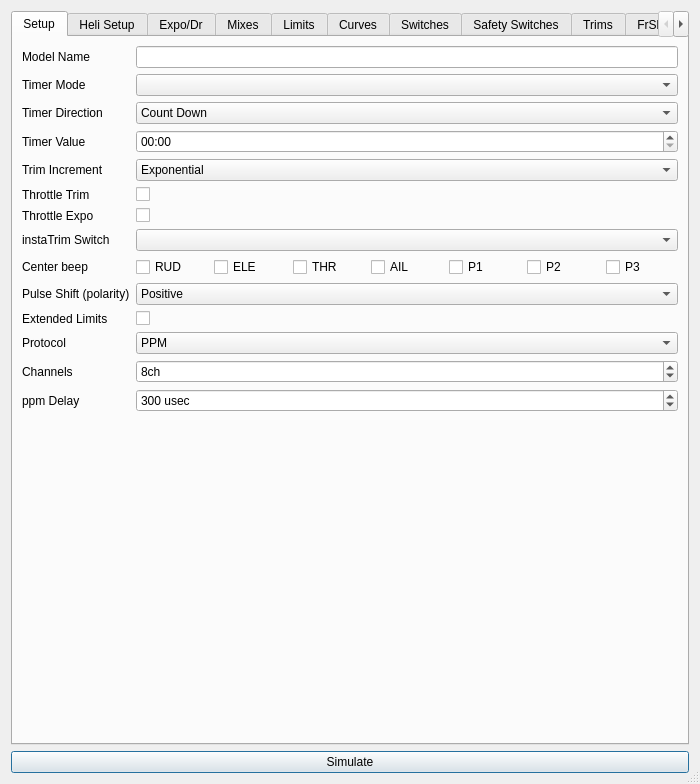
First picture: the form in src/modeledit.ui, repository negativerad/eepe, before the edit.
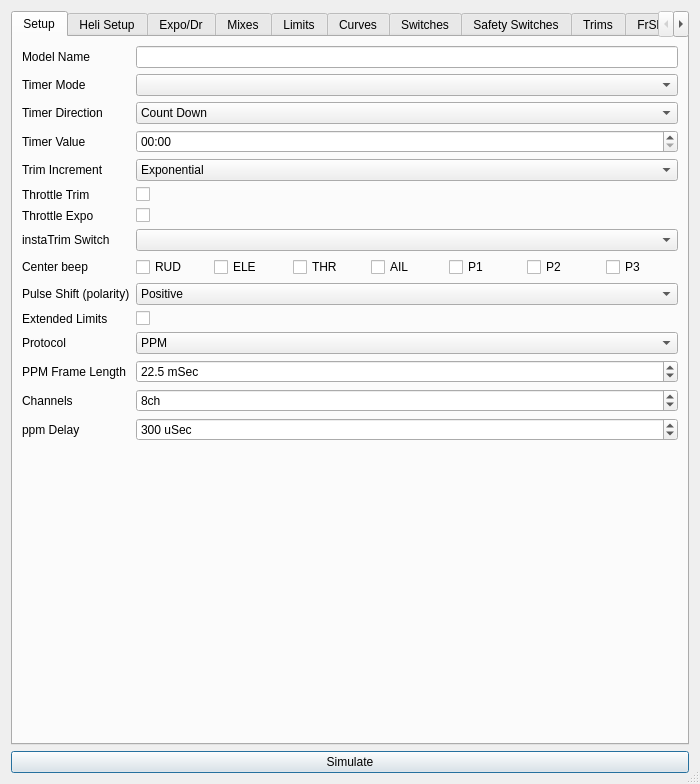
Second picture: the form after the edit. The open tabs and pages were chosen to show the change. Icons and pictures are not drawn.

What changed in the file:
```diff
--- a/src/modeledit.ui
+++ b/src/modeledit.ui
@@ -315,14 +315,14 @@
          </item>
         </widget>
        </item>
-       <item row="12" column="0">
+       <item row="13" column="0">
         <widget class="QLabel" name="label_6">
          <property name="text">
           <string>Channels</string>
          </property>
         </widget>
        </item>
-       <item row="12" column="1">
+       <item row="13" column="1">
         <widget class="QSpinBox" name="numChannelsSB">
          <property name="suffix">
           <string>ch</string>
@@ -341,17 +341,17 @@
          </property>
         </widget>
        </item>
-       <item row="13" column="0">
+       <item row="14" column="0">
         <widget class="QLabel" name="label_9">
          <property name="text">
           <string>ppm Delay</string>
          </property>
         </widget>
        </item>
-       <item row="13" column="1">
+       <item row="14" column="1">
         <widget class="QSpinBox" name="ppmDelaySB">
          <property name="suffix">
-          <string> usec</string>
+          <string> uSec</string>
          </property>
          <property name="minimum">
           <number>100</number>
@@ -367,6 +367,35 @@
          </property>
         </widget>
        </item>
+       <item row="12" column="1">
+        <widget class="QDoubleSpinBox" name="ppmFrameLengthDSB">
+         <property name="suffix">
+          <string> mSec</string>
+         </property>
+         <property name="decimals">
+          <number>1</number>
+         </property>
+         <property name="minimum">
+          <double>12.500000000000000</double>
+         </property>
+         <property name="maximum">
+          <double>32.500000000000000</double>
+         </property>
+         <property name="singleStep">
+          <double>0.500000000000000</double>
+         </property>
+         <property name="value">
+          <double>22.500000000000000</double>
+         </property>
+        </widget>
+       </item>
+       <item row="12" column="0">
+        <widget class="QLabel" name="label_113">
+         <property name="text">
+          <string>PPM Frame Length</string>
+         </property>
+        </widget>
+       </item>
       </layout>
      </widget>
      <widget class="QWidget" name="tabHeli">
```
Left out of the diff: 2 changed lines with no effect on the pictures.
